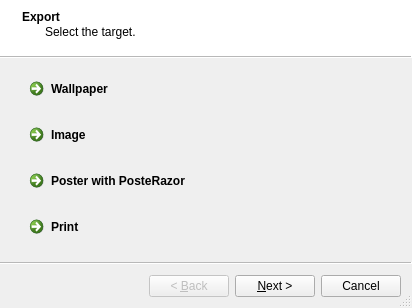
The window that ExportWizard.ui (enricoros/fotowall) describes before a commit, drawn with Qt 5.
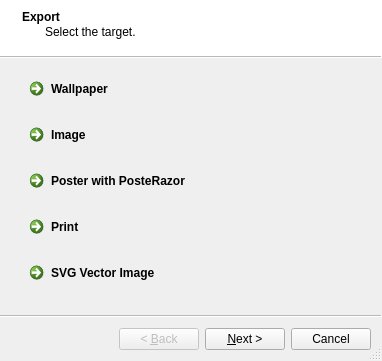
The same window after the commit.

Commit message: Export to SVG. Perfect for making the Fotowall logo with Fotowall ;-)

The edit to the form file:
```diff
--- a/ExportWizard.ui
+++ b/ExportWizard.ui
@@ -6,8 +6,8 @@
    <rect>
     <x>0</x>
     <y>0</y>
-    <width>412</width>
-    <height>278</height>
+    <width>382</width>
+    <height>361</height>
    </rect>
   </property>
   <property name="windowTitle">
@@ -94,6 +94,22 @@
       </property>
      </widget>
     </item>
+    <item>
+     <widget class="QCommandLinkButton" name="clSvg">
+      <property name="minimumSize">
+       <size>
+        <width>0</width>
+        <height>40</height>
+       </size>
+      </property>
+      <property name="text">
+       <string>SVG Vector Image</string>
+      </property>
+      <property name="nextPageId" stdset="0">
+       <number>5</number>
+      </property>
+     </widget>
+    </item>
    </layout>
   </widget>
   <widget class="QWizardPage" name="wallpaperPage">
```
Left out of the diff: 41 changed lines with no effect on the pictures. The commit also changes 4 other files.
